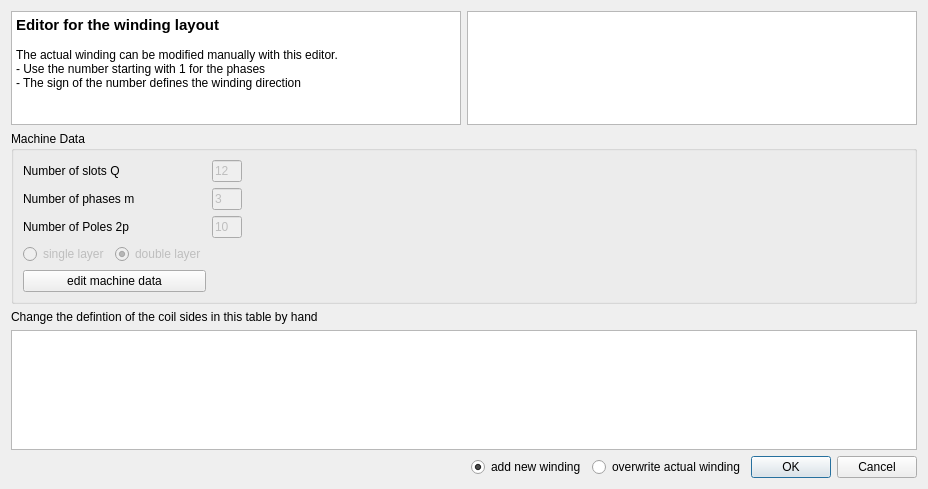
Qt form swat_em/ui/winding_layout.ui (mjfwest/swat-em) before a commit.
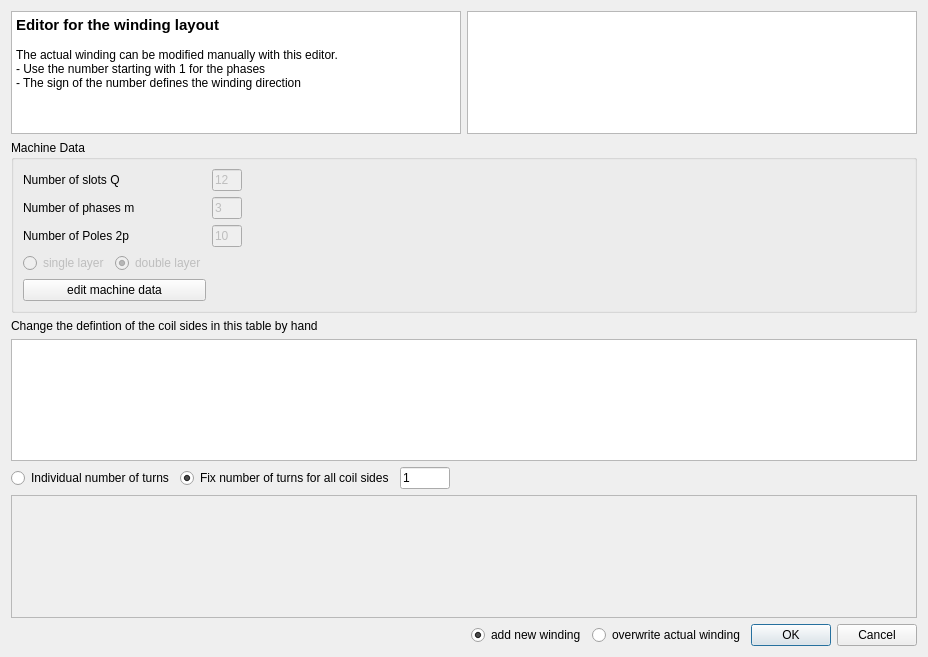
The same form after that commit. Icons and pictures are not drawn.

Commit message: With the manual winding dialog it is possible, to define individual number of turns for each coil side

Diff of the .ui file:
```diff
--- a/swat_em/ui/winding_layout.ui
+++ b/swat_em/ui/winding_layout.ui
@@ -7,7 +7,7 @@
     <x>0</x>
     <y>0</y>
     <width>926</width>
-    <height>489</height>
+    <height>657</height>
    </rect>
   </property>
   <property name="windowTitle">
@@ -18,6 +18,66 @@
     <normaloff>icons/edit_manually.png</normaloff>icons/edit_manually.png</iconset>
   </property>
   <layout class="QGridLayout" name="gridLayout">
+   <item row="2" column="0">
+    <widget class="QLabel" name="label">
+     <property name="text">
+      <string>Change the defintion of the coil sides in this table by hand</string>
+     </property>
+    </widget>
+   </item>
+   <item row="5" column="0">
+    <layout class="QHBoxLayout" name="horizontalLayout">
+     <item>
+      <spacer name="horizontalSpacer">
+       <property name="orientation">
+        <enum>Qt::Horizontal</enum>
+       </property>
+       <property name="sizeHint" stdset="0">
+        <size>
+         <width>40</width>
+         <height>20</height>
+        </size>
+       </property>
+      </spacer>
+     </item>
+     <item>
+      <widget class="QRadioButton" name="radioButton_new_winding">
+       <property name="text">
+        <string>add new winding</string>
+       </property>
+       <property name="checked">
+        <bool>true</bool>
+       </property>
+       <attribute name="buttonGroup">
+        <string notr="true">buttonGroup</string>
+       </attribute>
+      </widget>
+     </item>
+     <item>
+      <widget class="QRadioButton" name="radioButton_overwrite_winding">
+       <property name="text">
+        <string>overwrite actual winding</string>
+       </property>
+       <attribute name="buttonGroup">
+        <string notr="true">buttonGroup</string>
+       </attribute>
+      </widget>
+     </item>
+     <item>
+      <widget class="QDialogButtonBox" name="buttonBox">
+       <property name="sizePolicy">
+        <sizepolicy hsizetype="Maximum" vsizetype="Fixed">
+         <horstretch>0</horstretch>
+         <verstretch>0</verstretch>
+        </sizepolicy>
+       </property>
+       <property name="standardButtons">
+        <set>QDialogButtonBox::Cancel|QDialogButtonBox::Ok</set>
+       </property>
+      </widget>
+     </item>
+    </layout>
+   </item>
    <item row="0" column="0">
     <layout class="QHBoxLayout" name="horizontalLayout_2">
      <item>
@@ -53,6 +113,19 @@
      </item>
     </layout>
    </item>
+   <item row="3" column="0">
+    <widget class="QTableWidget" name="tableWindingLayout">
+     <property name="minimumSize">
+      <size>
+       <width>0</width>
+       <height>120</height>
+      </size>
+     </property>
+     <property name="selectionBehavior">
+      <enum>QAbstractItemView::SelectItems</enum>
+     </property>
+    </widget>
+   </item>
    <item row="1" column="0">
     <widget class="QGroupBox" name="groupBox">
      <property name="sizePolicy">
@@ -252,79 +325,85 @@
      </layout>
     </widget>
    </item>
-   <item row="3" column="0">
-    <widget class="QTableWidget" name="tableWindingLayout">
-     <property name="minimumSize">
-      <size>
-       <width>0</width>
-       <height>120</height>
-      </size>
-     </property>
-     <property name="selectionBehavior">
-      <enum>QAbstractItemView::SelectItems</enum>
-     </property>
-    </widget>
-   </item>
    <item row="4" column="0">
-    <layout class="QHBoxLayout" name="horizontalLayout">
+    <layout class="QVBoxLayout" name="verticalLayout_2">
      <item>
-      <spacer name="horizontalSpacer">
-       <property name="orientation">
-        <enum>Qt::Horizontal</enum>
+      <layout class="QHBoxLayout" name="horizontalLayout_4">
+       <item>
+        <widget class="QRadioButton" name="radioTurnsIndividual">
+         <property name="text">
+          <string>Individual number of turns</string>
+         </property>
+         <property name="checked">
+          <bool>false</bool>
+         </property>
+         <attribute name="buttonGroup">
+          <string notr="true">buttonGroup_3</string>
+         </attribute>
+        </widget>
+       </item>
+       <item>
+        <widget class="QRadioButton" name="radioTurnsFix">
+         <property name="text">
+          <string>Fix number of turns for all coil sides</string>
+         </property>
+         <property name="checked">
+          <bool>true</bool>
+         </property>
+         <attribute name="buttonGroup">
+          <string notr="true">buttonGroup_3</string>
+         </attribute>
+        </widget>
+       </item>
+       <item>
+        <widget class="QLineEdit" name="lineEditFixTurns">
+         <property name="maximumSize">
+          <size>
+           <width>50</width>
+           <height>16777215</height>
+          </size>
+         </property>
+         <property name="text">
+          <string>1</string>
+         </property>
+         <property name="placeholderText">
+          <string>0</string>
+         </property>
+        </widget>
+       </item>
+       <item>
+        <spacer name="horizontalSpacer_3">
+         <property name="orientation">
+          <enum>Qt::Horizontal</enum>
+         </property>
+         <property name="sizeHint" stdset="0">
+          <size>
+           <width>40</width>
+           <height>20</height>
+          </size>
+         </property>
+        </spacer>
+       </item>
+      </layout>
+     </item>
+     <item>
+      <widget class="QTableWidget" name="tableWindingTurns">
+       <property name="enabled">
+        <bool>false</bool>
        </property>
-       <property name="sizeHint" stdset="0">
+       <property name="minimumSize">
         <size>
-         <width>40</width>
-         <height>20</height>
+         <width>0</width>
+         <height>120</height>
         </size>
        </property>
-      </spacer>
-     </item>
-     <item>
-      <widget class="QRadioButton" name="radioButton_new_winding">
-       <property name="text">
-        <string>add new winding</string>
-       </property>
-       <property name="checked">
-        <bool>true</bool>
-       </property>
-       <attribute name="buttonGroup">
-        <string notr="true">buttonGroup</string>
-       </attribute>
-      </widget>
-     </item>
-     <item>
-      <widget class="QRadioButton" name="radioButton_overwrite_winding">
-       <property name="text">
-        <string>overwrite actual winding</string>
-       </property>
-       <attribute name="buttonGroup">
-        <string notr="true">buttonGroup</string>
-       </attribute>
-      </widget>
-     </item>
-     <item>
-      <widget class="QDialogButtonBox" name="buttonBox">
-       <property name="sizePolicy">
-        <sizepolicy hsizetype="Maximum" vsizetype="Fixed">
-         <horstretch>0</horstretch>
-         <verstretch>0</verstretch>
-        </sizepolicy>
-       </property>
-       <property name="standardButtons">
-        <set>QDialogButtonBox::Cancel|QDialogButtonBox::Ok</set>
+       <property name="selectionBehavior">
+        <enum>QAbstractItemView::SelectItems</enum>
        </property>
       </widget>
      </item>
     </layout>
    </item>
-   <item row="2" column="0">
-    <widget class="QLabel" name="label">
-     <property name="text">
-      <string>Change the defintion of the coil sides in this table by hand</string>
-     </property>
-    </widget>
-   </item>
   </layout>
  </widget>
  <tabstops>
```
Left out of the diff: 1 changed line with no effect on the pictures. The commit also changes 4 other files.
